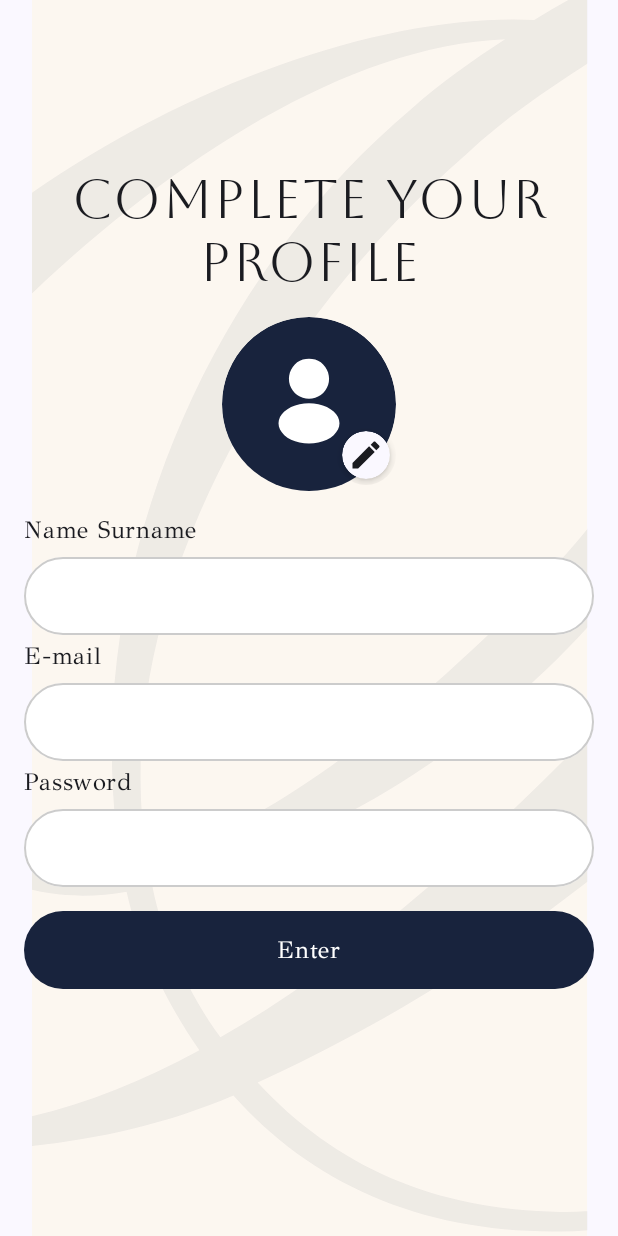
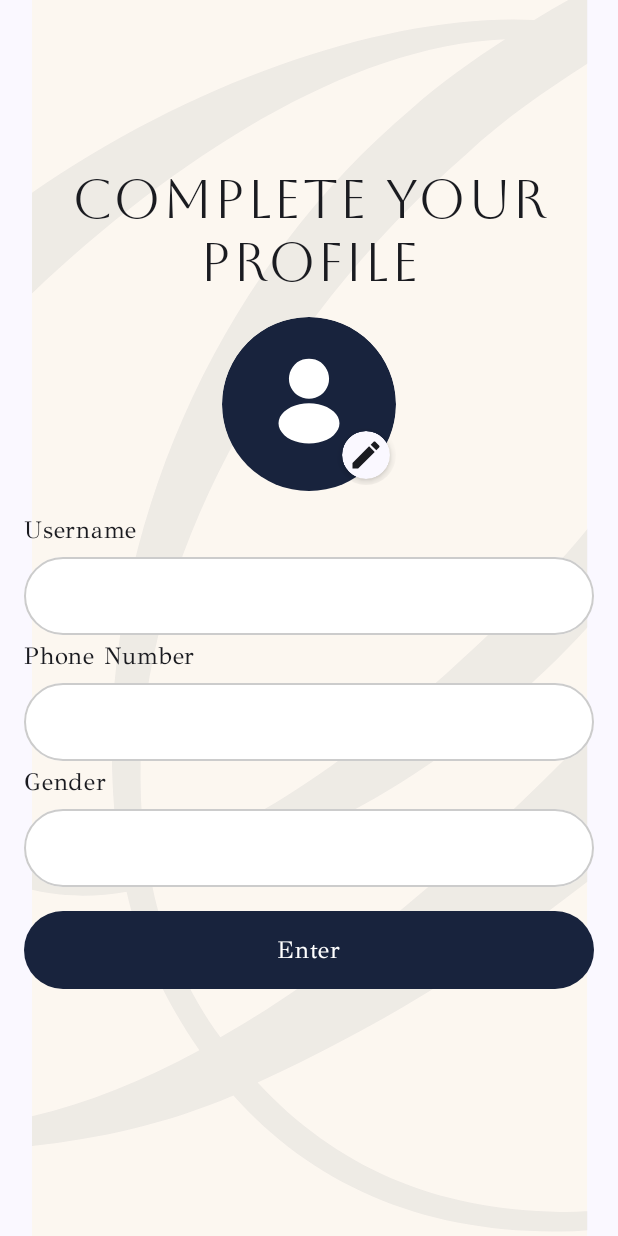
Before and after one commit to perimsu/Rarely-App, an Android app built with Jetpack Compose: the screen it shows after launch (MainActivity), on a phone screen of 412 x 824 dp. Run offline under Robolectric (Android 15) with nearby library versions, the phone set to English and light mode, and no system bars.

Commit message:
change complete profile tf headers

```diff
--- a/app/src/main/java/com/example/rarelyapp/ui/authentication/complete_account/CompleteProfileScreen.kt
+++ b/app/src/main/java/com/example/rarelyapp/ui/authentication/complete_account/CompleteProfileScreen.kt
@@ -96,20 +96,20 @@ fun CompleteProfileScreenContent(
             RarelyBaseTextField(
                 text = uiState.username,
                 onValueChange = { onAction(CompleteProfileScreenAction.UserNameChanged(it)) },
-                textFieldHeader = stringResource(R.string.tf_header_name_surname)
+                textFieldHeader = stringResource(R.string.tf_header_username)
             )
             Spacer(modifier = Modifier.height(4.dp))
             RarelyBaseTextField(
                 text = uiState.phoneNumber,
                 onValueChange = { onAction(CompleteProfileScreenAction.PhoneNumberChanged(it)) },
-                textFieldHeader = stringResource(R.string.tf_header_email)
+                textFieldHeader = stringResource(R.string.tf_header_phoneNumber)
             )
             Spacer(modifier = Modifier.height(4.dp))
             RarelyBaseTextField(
                 text = uiState.gender,
                 visualTransformation = PasswordVisualTransformation(),
                 onValueChange = { onAction(CompleteProfileScreenAction.GenderChanged(it)) },
-                textFieldHeader = stringResource(R.string.tf_header_password)
+                textFieldHeader = stringResource(R.string.tf_header_gender)
             )
 
             Spacer(modifier = Modifier.height(16.dp))
--- a/app/src/main/res/values/strings.xml
+++ b/app/src/main/res/values/strings.xml
@@ -20,4 +20,7 @@
     <string name="already_have_an_account">Do You Have An Account ?</string>
     <string name="redirect_to_sign_in">Sign In</string>
     <string name="button_enter">Enter</string>
+    <string name="tf_header_phoneNumber">Phone Number</string>
+    <string name="tf_header_gender">Gender</string>
+    <string name="tf_header_username">Username</string>
 </resources>
```
